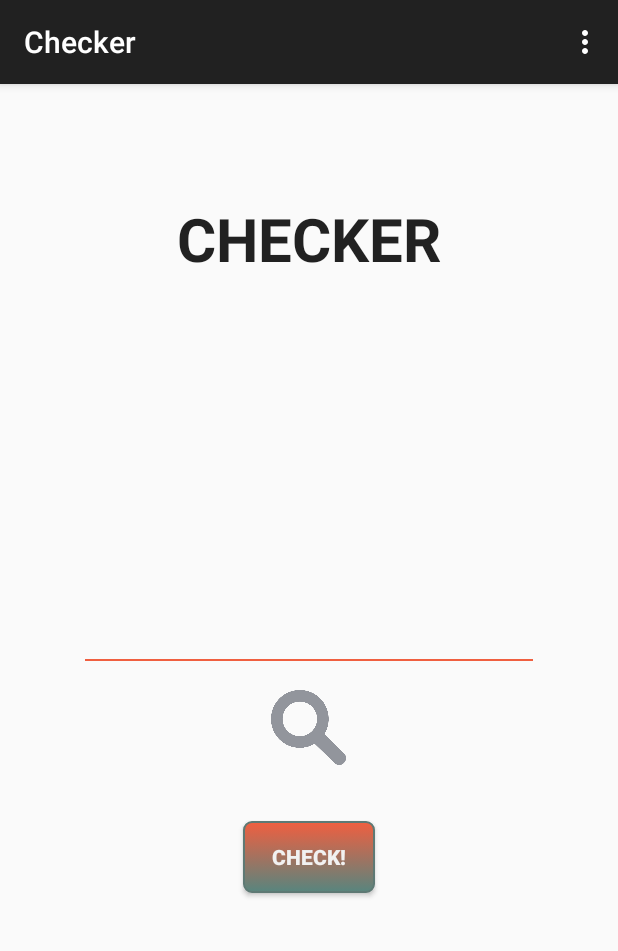
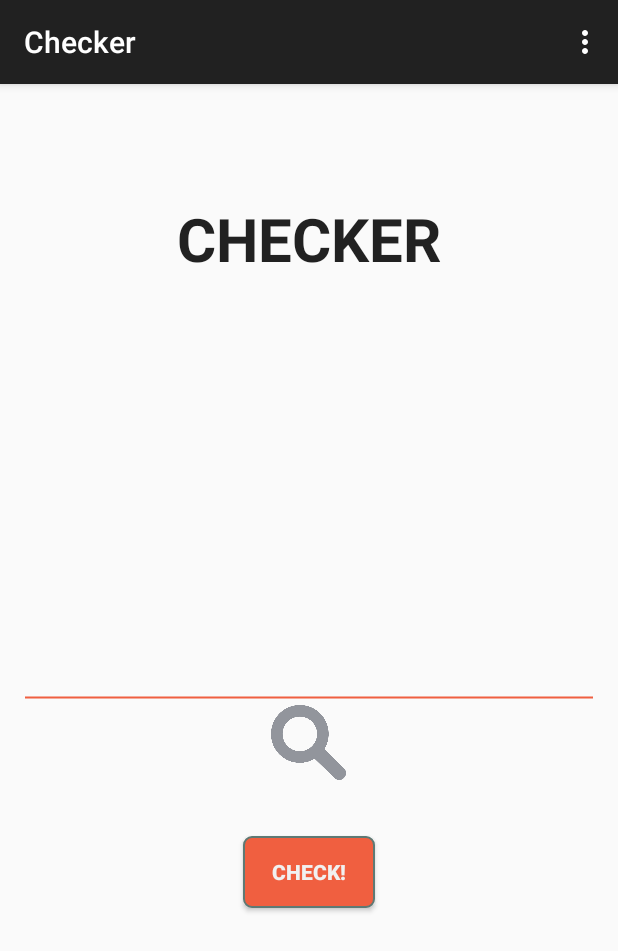
Before and after one commit to security2015/mobileApp, an Android app: the screen it shows after launch (MainActivity), on a phone screen of 412 x 824 dp. Shown: the top 951 px of the screen. Run offline under Robolectric (Android 15) with nearby library versions, the phone set to English and light mode, and no system bars.

```diff
--- a/app/src/main/java/hexid/infosec/filevalidator/MainActivity.java
+++ b/app/src/main/java/hexid/infosec/filevalidator/MainActivity.java
@@ -7,18 +7,21 @@ import android.support.v7.app.AppCompatActivity;
 import android.view.Menu;
 import android.view.MenuItem;
 import android.view.View;
+import android.widget.Button;
 import android.widget.EditText;
 import android.widget.TextView;
 
 public class MainActivity extends AppCompatActivity {
-    TextView fileName;
+    TextView textViewFileName;
+    Button buttonCheck;
 
     @Override
     protected void onCreate(Bundle savedInstanceState) {
         super.onCreate(savedInstanceState);
         setContentView(R.layout.activity_main);
 //        fileName = (EditText)findViewById(R.id.fileName);
-        fileName = (TextView)findViewById(R.id.fileName);
+        textViewFileName = (TextView)findViewById(R.id.textViewFileName);
+        buttonCheck = (Button)findViewById(R.id.checkButton);
     }
 
     @Override
@@ -40,8 +43,9 @@ public class MainActivity extends AppCompatActivity {
         switch (requestCode) {
             case 1:
                 if (resultCode == RESULT_OK) {
-                    String FilePath = data.getData().getPath();
-                    fileName.setText(FilePath);
+                    String filePath = data.getData().getPath();
+                    String fileName = filePath.substring(filePath.lastIndexOf('/')+1,filePath.length());
+                    textViewFileName.setText(fileName);
                 }
                 break;
 
--- a/app/src/main/res/drawable/lineseperator.xml
+++ b/app/src/main/res/drawable/lineseperator.xml
@@ -9,7 +9,7 @@
         </shape>
     </item-->
 
-    <item android:top="1dp" android:bottom="1dp">
+    <item  >
         <shape
             android:shape="line">
             <stroke android:width="1dp" android:color="#f05f40" />
--- a/app/src/main/res/drawable/roundbutton.xml
+++ b/app/src/main/res/drawable/roundbutton.xml
@@ -4,7 +4,7 @@
         <shape android:shape="rectangle"  >
             <corners android:radius="5dip" />
             <stroke android:width="1dip" android:color="#5e7974" />
-            <gradient android:angle="-90" android:startColor="#345953" android:endColor="#f05f40"  />
+            <gradient android:angle="-90" android:startColor="#345953" android:endColor="#345953"  />
         </shape>
     </item>
     <item android:state_focused="true">
@@ -18,7 +18,7 @@
         <shape android:shape="rectangle"  >
             <corners android:radius="5dip" />
             <stroke android:width="1dip" android:color="#5e7974" />
-            <gradient android:angle="-90" android:startColor="#f05f40" android:endColor="#58857e" />
+            <gradient android:angle="-90" android:startColor="#f05f40" android:endColor="#f05f40" />
         </shape>
     </item>
 </selector>
--- a/app/src/main/res/layout/activity_main.xml
+++ b/app/src/main/res/layout/activity_main.xml
@@ -13,6 +13,7 @@
         android:layout_centerHorizontal="true"
         android:textStyle="bold"
         android:textColor="@color/abc_primary_text_material_light"
+        android:typeface="sans"
         android:id="@+id/titleText" />
 
     <!--<EditText
@@ -27,9 +28,9 @@
         android:layout_centerVertical="true"
         android:layout_centerHorizontal="true" />-->
     <TextView
+        android:id="@+id/textViewFileName"
         android:layout_width="300dp"
         android:layout_height="40dp"
-        android:id="@+id/fileName"
         android:inputType="textAutoComplete"
         android:hint="input filename here"
         android:paddingLeft="20dp"
@@ -40,17 +41,25 @@
         android:layout_centerHorizontal="true"
         android:singleLine="true"
         android:textAlignment="center"
+         />
+    <ImageView
+        android:id="@+id/prettyLine"
+        android:layout_below="@+id/textViewFileName"
         android:background="@drawable/lineseperator"
-         />
+        android:layout_width="fill_parent"
+        android:layout_height="10dp"
+        android:layout_weight="2"
+        >
+    </ImageView>
 
     <ImageButton
         android:background="@drawable/search_icon"
         android:layout_width="50dp"
         android:layout_height="50dp"
         android:text="@string/exploreButton"
-        android:id="@+id/button"
+        android:id="@+id/exploreButton"
         android:onClick="openExplorer"
-        android:layout_below="@+id/fileName"
+        android:layout_below="@+id/prettyLine"
         android:layout_centerHorizontal="true"
         />
     <Button
@@ -61,7 +70,7 @@
         android:textStyle="bold"
         android:textColor="@color/switch_thumb_normal_material_light"
         android:id="@+id/checkButton"
-        android:layout_below="@+id/button"
+        android:layout_below="@+id/exploreButton"
         android:layout_centerHorizontal="true"
         android:layout_marginTop="37dp" />
 
```
Also changed, not shown: app/src/main/AndroidManifest.xml (+8 -0 lines), app/src/main/java/hexid/infosec/filevalidator/BReceiver.java (added, +26 -0 lines), 2 other files.
